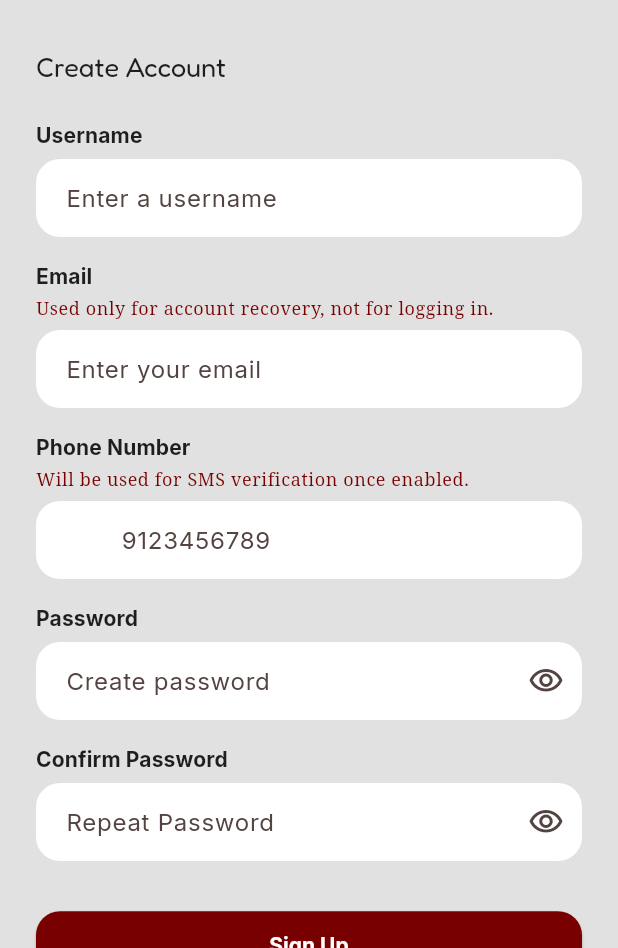
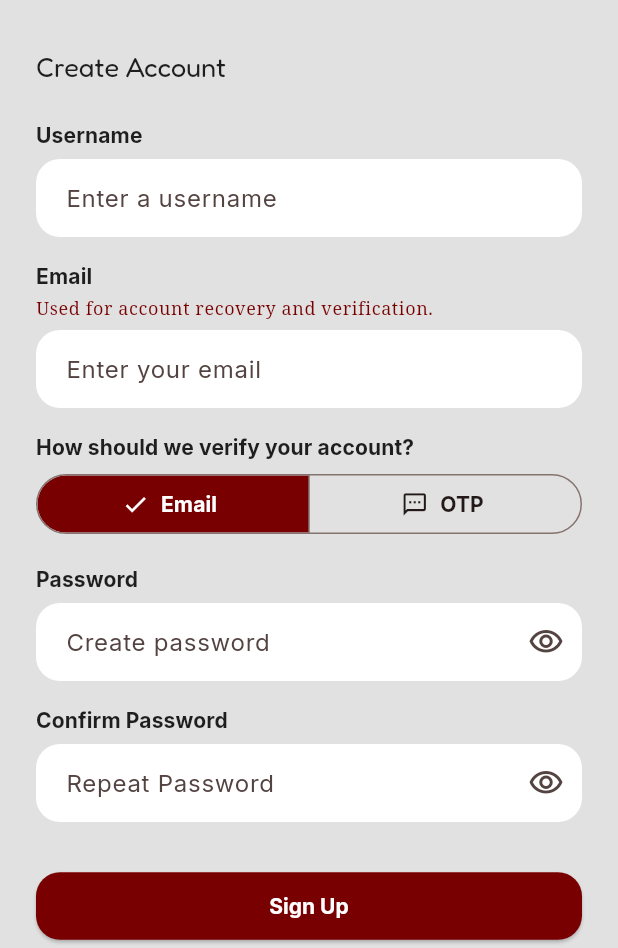
Before and after one commit to brndth-8/Fine_Aid, a Flutter app: the RegistrationScreen screen opened by its route, on a phone screen of 412 x 824 dp, the part 288-1236 px from its top. Run offline on Flutter 3.47's test engine with Material 3 defaults, Android fonts, the phone set to English and light mode, and no system bars; our stand-ins replace cloud_firestore, firebase_auth, firebase_core, google_fonts, permission_handler; accounts and stored records are empty.

Commit message:
Add email/phone verification method choice at registration and add buttons for verification

```diff
--- a/lib/features/auth/screens/otp_screen.dart
+++ b/lib/features/auth/screens/otp_screen.dart
@@ -22,10 +22,13 @@ class _OtpScreenState extends State<OtpScreen> {
   @override
   void initState() {
     super.initState();
-    _loadPhoneNumber();
+    _loadVerificationInfo();
   }
 
-  Future<void> _loadPhoneNumber() async {
+  String? _email;
+  String _method = 'phone';
+
+  Future<void> _loadVerificationInfo() async {
     final user = FirebaseAuth.instance.currentUser;
     if (user == null) return;
     final doc = await FirebaseFirestore.instance
@@ -33,7 +36,11 @@ class _OtpScreenState extends State<OtpScreen> {
         .doc(user.uid)
         .get();
     if (mounted) {
-      setState(() => _phoneNumber = doc.data()?['phoneNumber'] as String?);
+      setState(() {
+        _phoneNumber = doc.data()?['phoneNumber'] as String?;
+        _email = doc.data()?['email'] as String?;
+        _method = doc.data()?['verificationMethod'] as String? ?? 'phone';
+      });
     }
   }
 
@@ -102,9 +109,13 @@ class _OtpScreenState extends State<OtpScreen> {
                     ),
                     const SizedBox(height: 8),
                     Text(
-                      _phoneNumber != null
-                          ? 'Enter the OTP sent to $_phoneNumber'
-                          : 'Enter the OTP sent to your phone',
+                      _method == 'email'
+                          ? (_email != null
+                                ? 'Enter the code sent to $_email'
+                                : 'Enter the code sent to your email')
+                          : (_phoneNumber != null
+                                ? 'Enter the OTP sent to $_phoneNumber'
+                                : 'Enter the OTP sent to your phone'),
                       style: theme.textTheme.bodyMedium,
                     ),
                     const SizedBox(height: 24),
--- a/lib/features/auth/screens/registration_screen.dart
+++ b/lib/features/auth/screens/registration_screen.dart
@@ -21,6 +21,7 @@ class _RegistrationScreenState extends State<RegistrationScreen> {
   bool _isLoading = false;
   bool _obscurePassword = true;
   bool _obscureConfirm = true;
+  String _verificationMethod = 'email';
 
   @override
   void dispose() {
@@ -47,7 +48,7 @@ class _RegistrationScreenState extends State<RegistrationScreen> {
 
   String? _validateEmail(String? value) {
     if (value == null || value.trim().isEmpty) {
-      return 'Email is required for account recovery';
+      return 'Email is required';
     }
     final emailRegex = RegExp(r'^[\w.+-]+@[\w-]+\.[\w.-]+$');
     if (!emailRegex.hasMatch(value.trim())) {
@@ -57,6 +58,8 @@ class _RegistrationScreenState extends State<RegistrationScreen> {
   }
 
   String? _validatePhone(String? value) {
+    if (_verificationMethod != 'phone')
+      return null; // not required if email chosen
     if (value == null || value.trim().isEmpty) {
       return 'Phone number is required';
     }
@@ -100,7 +103,10 @@ class _RegistrationScreenState extends State<RegistrationScreen> {
         username: _usernameController.text.trim(),
         password: _passwordController.text,
         email: _emailController.text.trim(),
-        phoneNumber: '+63${_phoneController.text.trim()}',
+        verificationMethod: _verificationMethod,
+        phoneNumber: _verificationMethod == 'phone'
+            ? '+63${_phoneController.text.trim()}'
+            : null,
       );
 
       if (!mounted) return;
@@ -170,7 +176,7 @@ class _RegistrationScreenState extends State<RegistrationScreen> {
                 Text('Email', style: theme.textTheme.titleSmall),
                 const SizedBox(height: 4),
                 Text(
-                  'Used only for account recovery, not for logging in.',
+                  'Used for account recovery and verification.',
                   style: theme.textTheme.bodySmall,
                 ),
                 const SizedBox(height: 6),
@@ -183,6 +189,37 @@ class _RegistrationScreenState extends State<RegistrationScreen> {
                   validator: _validateEmail,
                 ),
 
+                const SizedBox(height: 16),
+                Text(
+                  'How should we verify your account?',
+                  style: theme.textTheme.titleSmall,
+                ),
+                const SizedBox(height: 4),
+
+                SegmentedButton<String>(
+                  segments: const [
+                    ButtonSegment(
+                      value: 'email',
+                      label: Text('Email'),
+                      icon: Icon(Icons.email_outlined),
+                    ),
+                    ButtonSegment(
+                      value: 'phone',
+                      label: Text('OTP'),
+                      icon: Icon(Icons.sms_outlined),
+                    ),
+                  ],
+                  selected: {_verificationMethod},
+                  onSelectionChanged: (newSelection) {
+                    setState(() => _verificationMethod = newSelection.first);
+                  },
+                  style: SegmentedButton.styleFrom(
+                    selectedBackgroundColor: theme.colorScheme.primary,
+                    selectedForegroundColor: Colors.white,
+                  ),
+                ),
+
+                if (_verificationMethod == 'phone') ...[
                   const SizedBox(height: 16),
                   Text('Phone Number', style: theme.textTheme.titleSmall),
                   const SizedBox(height: 4),
@@ -200,6 +237,7 @@ class _RegistrationScreenState extends State<RegistrationScreen> {
                     ),
                     validator: _validatePhone,
                   ),
+                ],
 
                 const SizedBox(height: 16),
                 Text('Password', style: theme.textTheme.titleSmall),
```
Also changed, not shown: lib/services/firebase/auth_service.dart (+5 -2 lines). Lines whose indentation alone changed are shown as unchanged.
